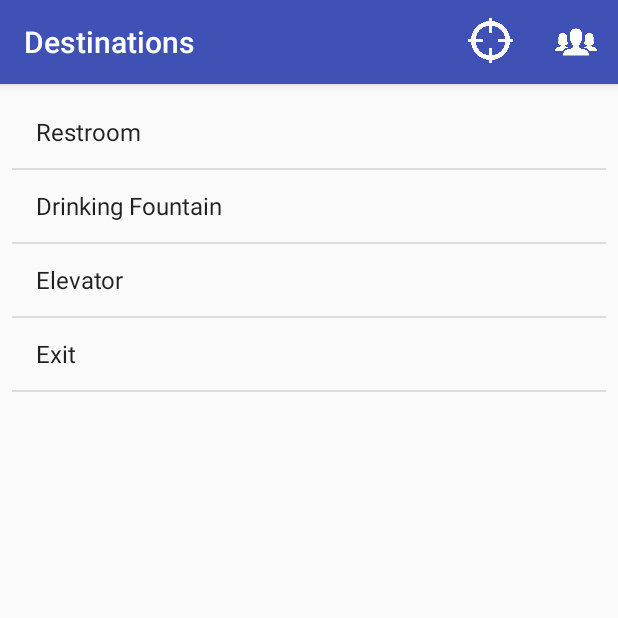
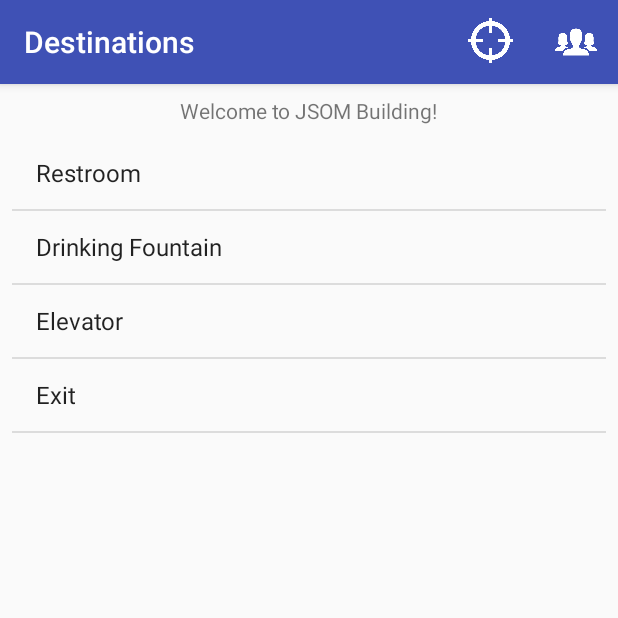
Before and after one commit to ARJH/Theia, an Android app: the screen it shows after launch (DestinationSelectionActivity), on a phone screen of 412 x 824 dp, the top half of it. Run offline under Robolectric (Android 15) with nearby library versions, the phone set to English and light mode, and no system bars.

Commit message:
Added welcome to text

```diff
--- a/Theia/app/src/main/java/arjh/utdallas/edu/theia/DestinationSelectionActivity.java
+++ b/Theia/app/src/main/java/arjh/utdallas/edu/theia/DestinationSelectionActivity.java
@@ -19,6 +19,9 @@ public class DestinationSelectionActivity extends BasicMenuActivity {
         super.onCreate(savedInstanceState);
         setContentView(R.layout.activity_destination_selection);
         setUpActionBar();
+
+        ((TextView) findViewById(R.id.text_view_welcome_to))
+                .setText(getString(R.string.label_text_view_welcome_to, "JSOM Building"));
 
         ListView destinationsListView = findViewById(R.id.list_view_destinations);
 
--- a/Theia/app/src/main/res/layout/content_destination_selection.xml
+++ b/Theia/app/src/main/res/layout/content_destination_selection.xml
@@ -11,7 +11,7 @@
     <ListView
         android:id="@+id/list_view_destinations"
         android:layout_width="match_parent"
-        android:layout_height="match_parent"
+        android:layout_height="0dp"
         android:layout_marginBottom="8dp"
         android:layout_marginEnd="8dp"
         android:layout_marginStart="8dp"
@@ -19,5 +19,17 @@
         app:layout_constraintBottom_toBottomOf="parent"
         app:layout_constraintEnd_toEndOf="parent"
         app:layout_constraintStart_toStartOf="parent"
+        app:layout_constraintTop_toBottomOf="@+id/text_view_welcome_to" />
+
+    <TextView
+        android:id="@+id/text_view_welcome_to"
+        android:layout_width="wrap_content"
+        android:layout_height="wrap_content"
+        android:layout_marginEnd="8dp"
+        android:layout_marginStart="8dp"
+        android:layout_marginTop="8dp"
+        android:text="@string/label_text_view_welcome_to"
+        app:layout_constraintEnd_toEndOf="parent"
+        app:layout_constraintStart_toStartOf="parent"
         app:layout_constraintTop_toTopOf="parent" />
 </android.support.constraint.ConstraintLayout>
--- a/Theia/app/src/main/res/values/strings.xml
+++ b/Theia/app/src/main/res/values/strings.xml
@@ -13,4 +13,5 @@
     <string name="label_button_call_relative">Call a relative</string>
     <string name="label_button_scan_people">Scan for people nearby</string>
     <string name="label_button_emergency_call">Emergency call</string>
+    <string name="label_text_view_welcome_to">Welcome to %s!</string>
 </resources>
```
